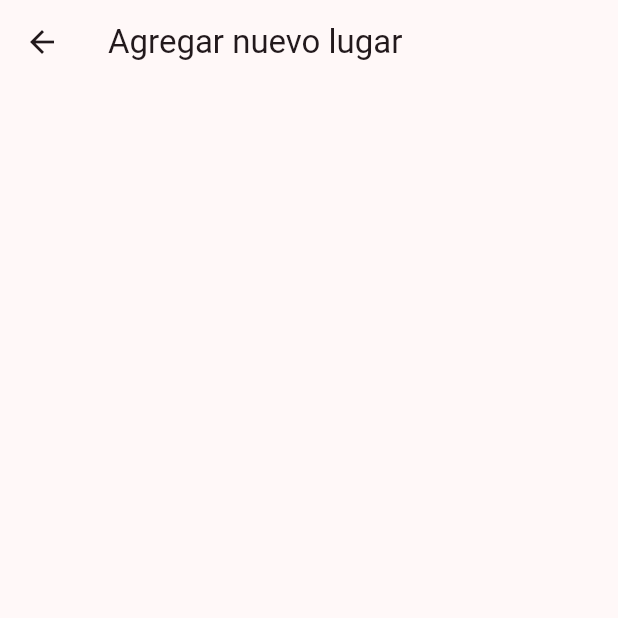
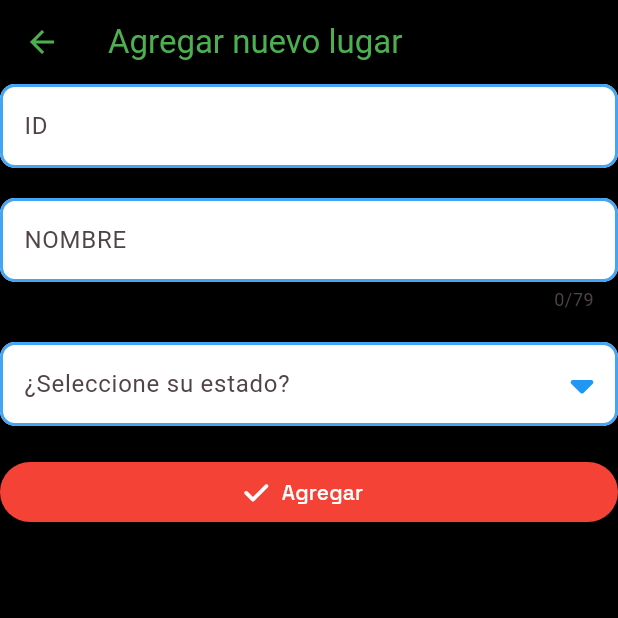
Before and after one commit to Edwin4201/adminhuasca, a Flutter app: the LugaresAgregarScreen screen opened by its route, on a phone screen of 412 x 824 dp, the top half of it. Run offline on Flutter 3.47's test engine with Material 2 defaults, Android fonts, the light colour scheme and no system bars; our stand-ins replace flutter_rating_bar, font_awesome_flutter, google_fonts; network calls fail.

Commit message:
AGREGANDO APIS

```diff
--- /dev/null
+++ b/lib/global/enviroment.dart
@@ -0,0 +1,4 @@
+class Environment {
+  static String apiUrl = 'https://llevamea.net';
+  static String basicAuth = 'fbd5856c-2559-439d-87d5-33576b2d3041';
+}
--- /dev/null
+++ b/lib/models/estados.dart
@@ -0,0 +1,59 @@
+// To parse this JSON data, do
+//
+//     final estados = estadosFromJson(jsonString);
+
+import 'dart:convert';
+
+class Estados {
+  final String message;
+  final int total;
+  final List<Response> response;
+
+  Estados({
+    required this.message,
+    required this.total,
+    required this.response,
+  });
+
+  factory Estados.fromRawJson(String str) => Estados.fromJson(json.decode(str));
+
+  String toRawJson() => json.encode(toJson());
+
+  factory Estados.fromJson(Map<String, dynamic> json) => Estados(
+        message: json["message"],
+        total: json["total"],
+        response: List<Response>.from(
+            json["response"].map((x) => Response.fromJson(x))),
+      );
+
+  Map<String, dynamic> toJson() => {
+        "message": message,
+        "total": total,
+        "response": List<dynamic>.from(response.map((x) => x.toJson())),
+      };
+}
+
+class Response {
+  final int idEstado;
+  final String nombreEstado;
+
+  Response({
+    required this.idEstado,
+    required this.nombreEstado,
+  });
+
+  factory Response.fromRawJson(String str) =>
+      Response.fromJson(json.decode(str));
+
+  String toRawJson() => json.encode(toJson());
+
+  factory Response.fromJson(Map<String, dynamic> json) => Response(
+        idEstado: json["id_estado"],
+        nombreEstado: json["nombre_estado"],
+      );
+
+  Map<String, dynamic> toJson() => {
+        "id_estado": idEstado,
+        "nombre_estado": nombreEstado,
+      };
+}
--- a/lib/screens/lugares_agregar_screen.dart
+++ b/lib/screens/lugares_agregar_screen.dart
@@ -1,13 +1,128 @@
+import 'package:adminhuasca/services/estados_service.dart';
+import 'package:adminhuasca/widgets/campodetexto_ln.dart';
 import 'package:flutter/material.dart';
+import 'package:font_awesome_flutter/font_awesome_flutter.dart';
+import 'package:google_fonts/google_fonts.dart';
+import 'package:provider/provider.dart';
 
-class LugaresAgregarScreen extends StatelessWidget {
+import '../widgets/mostrar_alerta.dart';
+
+class LugaresAgregarScreen extends StatefulWidget {
   const LugaresAgregarScreen({super.key});
 
   @override
+  State<LugaresAgregarScreen> createState() => _LugaresAgregarScreenState();
+}
+
+class _LugaresAgregarScreenState extends State<LugaresAgregarScreen> {
+  TextEditingController idCtrl = TextEditingController();
+  TextEditingController nombreCtrl = TextEditingController();
+  TextEditingController estadoCtrl = TextEditingController();
+  //
+  bool _switchValueMexico = true;
+
+  @override
   Widget build(BuildContext context) {
+    final estadosService = Provider.of<EstadosService>(context);
+
     return Scaffold(
+      backgroundColor: Colors.black,
       appBar: AppBar(
+        backgroundColor: Colors.black,
+        elevation: 0,
+        foregroundColor: Colors.green,
         title: Text("Agregar nuevo lugar"),
+      ),
+      body: ListView(
+        children: [
+          CampoDeTextoLn(
+            controler: idCtrl,
+            label: "ID",
+            validator: (value) {
+              if (value == null || value.isEmpty) {
+                return "ID del lugar";
+              }
+              if (!RegExp(r'^[0-9]+$').hasMatch(value)) {
+                return "solo números.";
+              }
+              if (value.contains(" ")) {
+                return "No puede contener espacios.";
+              }
+              return null;
+            },
+          ),
+          CampoDeTextoLn(
+            largo: 79,
+            controler: idCtrl,
+            label: "NOMBRE",
+            validator: (value) {
+              return;
+            },
+          ),
+          //estado
+          _switchValueMexico == false
+              ? Container()
+              : CampoDeTextoLn(
+                  icon: PopupMenuButton(
+                      onSelected: (value) {
+                        setState(() {
+                          if (!mounted) return;
+
+                          estadoCtrl.text = value.toString();
+                        });
+                      },
+                      color: Colors.white,
+                      icon: const Icon(
+                        FontAwesomeIcons.caretDown,
+                        color: Colors.blue,
+                      ),
+                      itemBuilder: (context) => List.generate(
+                            estadosService.estados[0].response.length,
+                            (index) => PopupMenuItem(
+                                value: estadosService
+                                    .estados[0].response[index].nombreEstado,
+                                child: Text(
+                                    estadosService.estados[0].response[index]
+                                        .nombreEstado,
+                                    style: TextStyle(
+                                        fontSize:
+                                            MediaQuery.of(context).size.width >=
+                                                    600
+                                                ? MediaQuery.of(context)
+                                                        .size
+                                                        .width *
+                                                    0.04
+                                                : 18))),
+                          )),
+                  isreadOnly: true,
+                  controler: estadoCtrl,
+                  label: "¿Seleccione su estado?",
+                  validator: (value) {
+                    if (value == null || value.isEmpty) {
+                      return "Favor de seleccionar una opción";
+                    }
+
+                    return null;
+                  },
+                ),
+          FilledButton.icon(
+              style: ButtonStyle(
+                  backgroundColor: MaterialStatePropertyAll(Colors.red)),
+              onPressed: () {
+                mostrarAlerta(context, "¡Atención!",
+                    "Desea Agregar este lugar?", "Agregar", () {
+                  Navigator.of(context, rootNavigator: true).pop();
+                });
+              },
+              icon: Icon(
+                FontAwesomeIcons.check,
+                color: Colors.white,
+              ),
+              label: Text(
+                "Agregar",
+                style: GoogleFonts.spaceGrotesk(color: Colors.white),
+              )),
+        ],
       ),
     );
   }
--- /dev/null
+++ b/lib/widgets/campodetexto_ln.dart
@@ -0,0 +1,87 @@
+import 'package:flutter/material.dart';
+
+class CampoDeTextoLn extends StatelessWidget {
+  const CampoDeTextoLn(
+      {super.key,
+      required this.controler,
+      //  this.enabled,
+      this.isreadOnly = false,
+      required this.label,
+      required this.validator,
+      this.maximasLineas,
+      this.largo,
+      this.onCambio,
+      this.iconSuffix,
+      this.tipoTeclado,
+      this.icon});
+
+  final TextEditingController controler;
+  final String label;
+  // final bool? enabled;
+  final int? maximasLineas;
+  final int? largo;
+
+  final bool? isreadOnly;
+  final Function(String)? onCambio;
+
+  final String? Function(String?)? validator;
+  final Widget? icon;
+  final Widget? iconSuffix;
+  final TextInputType? tipoTeclado;
+
+  @override
+  Widget build(BuildContext context) {
+    return Padding(
+      padding: const EdgeInsets.only(bottom: 20),
+      child: TextFormField(
+          keyboardType: tipoTeclado,
+          onChanged: onCambio,
+          readOnly: isreadOnly!,
+          style: TextStyle(
+              fontSize: MediaQuery.of(context).size.width >= 600
+                  ? MediaQuery.of(context).size.width * .028
+                  : 16),
+          //  enabled: enabled,
+          maxLines: maximasLineas,
+          maxLength: largo,
+          decoration: InputDecoration(
+            prefix: Padding(
+              padding: const EdgeInsets.only(right: 5),
+              child: iconSuffix,
+            ),
+            label: Text(label),
+            floatingLabelAlignment: FloatingLabelAlignment.center,
+            floatingLabelStyle: TextStyle(
+                fontSize: MediaQuery.of(context).size.width >= 600
+                    ? MediaQuery.of(context).size.width * .035
+                    : 18),
+            //     icon: Icon(FontAwesomeIcons.magnifyingGlass),
+
+            hintText: "Ingresa $label",
+            filled: true,
+            fillColor: Colors.white,
+            border: const OutlineInputBorder(),
+            enabledBorder: OutlineInputBorder(
+              borderRadius: BorderRadius.circular(10.0),
+              borderSide: BorderSide(color: Colors.blue[400]!, width: 2.0),
+            ),
+            focusedBorder: OutlineInputBorder(
+              borderRadius: BorderRadius.circular(10.0),
+              borderSide: const BorderSide(color: Colors.blue, width: 2.0),
+            ),
+            errorBorder: OutlineInputBorder(
+              borderRadius: BorderRadius.circular(10.0),
+              borderSide: const BorderSide(color: Colors.red, width: 2.0),
+            ),
+            errorStyle: const TextStyle(color: Colors.red),
+            suffixIcon: icon,
+          ),
+          controller: controler,
+          //    keyboardType: TextInputType.phone,
+          validator: validator),
+    );
+  }
+}
+/////////////////
+//////////////
+///
--- a/lib/widgets/create_drawer_body_item.dart
+++ b/lib/widgets/create_drawer_body_item.dart
@@ -1,4 +1,5 @@
 import 'package:flutter/material.dart';
+import 'package:google_fonts/google_fonts.dart';
 
 Widget createDrawerBodyItem(
     {required IconData icon,
@@ -12,7 +13,7 @@ Widget createDrawerBodyItem(
           child: Padding(
               padding: const EdgeInsets.only(left: 8.0),
               child: Text(text,
-                  style: const TextStyle(
+                  style: GoogleFonts.spaceGrotesk(
                       fontWeight: FontWeight.bold,
                       color: Colors.green,
                       fontSize: 15))),
--- a/pubspec.yaml
+++ b/pubspec.yaml
@@ -32,7 +32,10 @@ dependencies:
   flutter:
     sdk: flutter
   flutter_rating_bar: ^4.0.1
+  font_awesome_flutter: ^10.5.0
   google_fonts: ^5.1.0
+  http: ^1.1.0
+  provider: ^6.0.5
 
 dev_dependencies:
   flutter_lints: ^2.0.0
```
Also changed, not shown: lib/main.dart (+8 -1 lines), lib/navigationDrawer/navigationdrawer.dart (+6 -5 lines), lib/screens/comentarios_screen.dart (+10 -5 lines), lib/screens/lugares_screen.dart (+13 -8 lines), lib/services/estados_service.dart (added, +55 -0 lines), pubspec.lock.
